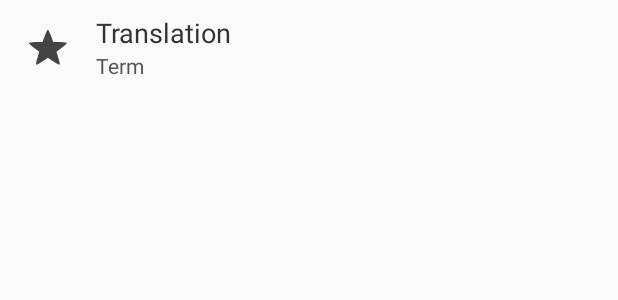
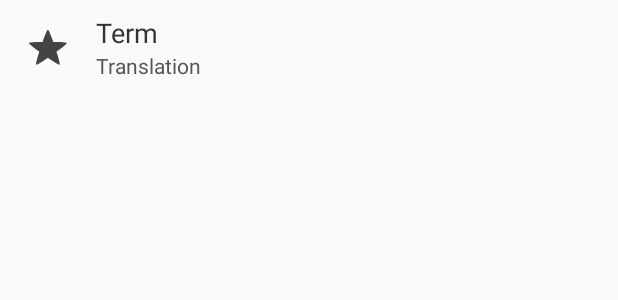
Before and after one commit to mlshv/SimpleTranslate, an Android app: the layout translations_list_item.xml on its own in the app's theme, with its tools: preview values and no code run, on a phone screen of 412 x 824 dp. Shown: the top 300 px of the screen. Run offline under Robolectric (Android 15) with nearby library versions, the phone set to English and light mode, and no system bars.

Commit message:
Текст переводов в Истории и Избранном теперь однострочный

```diff
--- a/app/src/main/res/layout/translations_list_item.xml
+++ b/app/src/main/res/layout/translations_list_item.xml
@@ -19,6 +19,23 @@
         android:theme="@style/favoriteCheckboxStyle" />
 
     <TextView
+        android:id="@+id/list_term_label"
+        android:layout_width="match_parent"
+        android:layout_height="wrap_content"
+        android:layout_marginLeft="@dimen/activity_horizontal_margin"
+        android:layout_marginStart="@dimen/activity_horizontal_margin"
+        android:layout_alignParentEnd="true"
+        android:layout_alignParentRight="true"
+        android:layout_alignParentTop="true"
+        android:layout_toRightOf="@+id/favorite_checkbox"
+        android:layout_toEndOf="@+id/favorite_checkbox"
+        android:text="Term"
+        android:ellipsize="end"
+        android:maxLines="1"
+        android:textColor="@color/colorTextPrimary"
+        android:textSize="18sp" />
+
+    <TextView
         android:id="@+id/list_translation_label"
         android:layout_width="match_parent"
         android:layout_height="wrap_content"
@@ -29,22 +46,10 @@
         android:layout_below="@+id/list_term_label"
         android:layout_toRightOf="@+id/favorite_checkbox"
         android:layout_toEndOf="@+id/favorite_checkbox"
-        android:text="Term"
-        android:textColor="@color/colorTextSecondary" />
-
-    <TextView
-        android:id="@+id/list_term_label"
-        android:layout_width="match_parent"
-        android:layout_height="wrap_content"
-        android:layout_marginLeft="@dimen/activity_horizontal_margin"
-        android:layout_marginStart="@dimen/activity_horizontal_margin"
-        android:layout_alignParentEnd="true"
-        android:layout_alignParentRight="true"
-        android:layout_alignParentTop="true"
-        android:layout_toRightOf="@+id/favorite_checkbox"
-        android:layout_toEndOf="@+id/favorite_checkbox"
         android:text="Translation"
-        android:textColor="@color/colorTextPrimary"
-        android:textSize="18sp" />
+        android:ellipsize="end"
+        android:maxLines="1"
+        android:textColor="@color/colorTextSecondary"
+        android:textSize="14sp" />
 
 </RelativeLayout>
```
